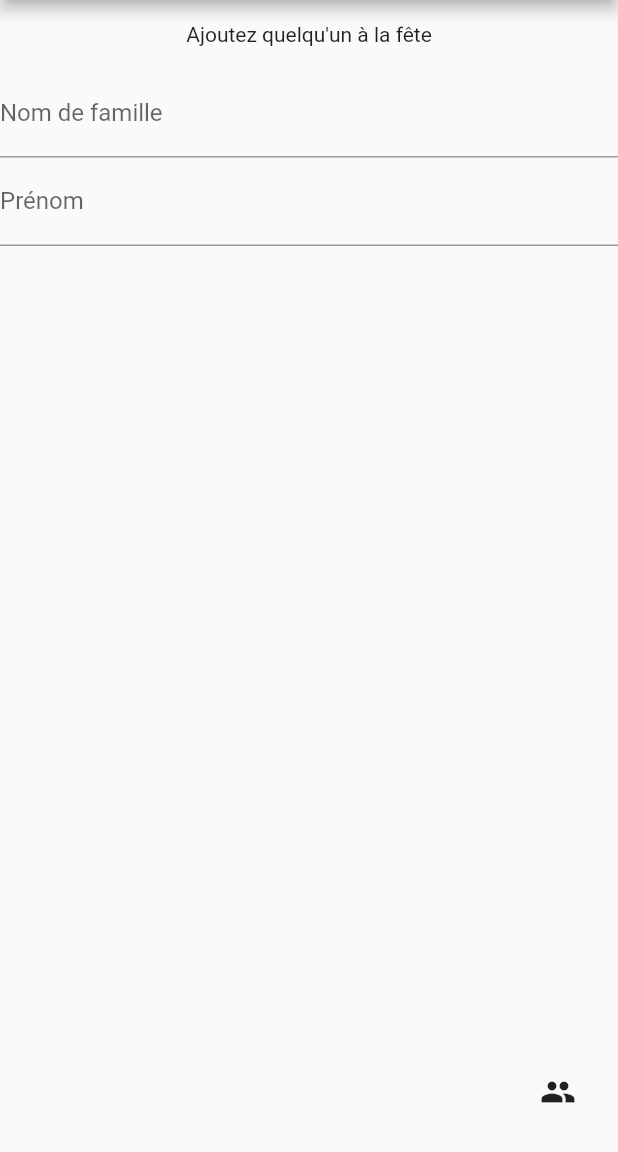
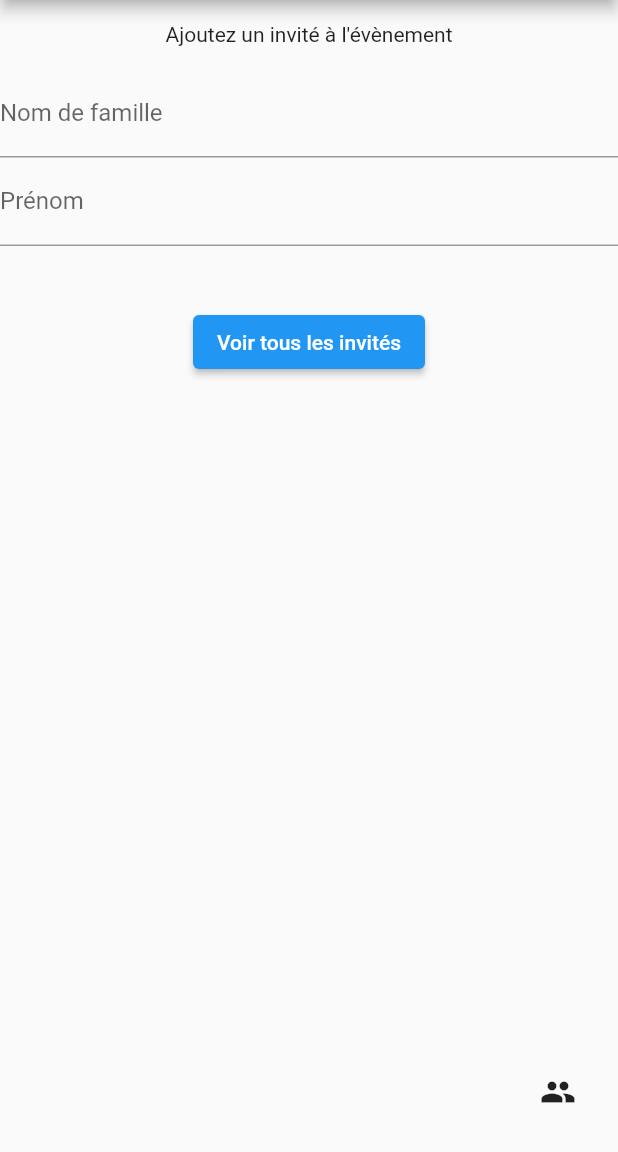
Before and after one commit to GodWindows/flutter_event, a Flutter app: the screen it shows after launch, after a tap on the "people" icon, on a phone screen of 412 x 824 dp, the part 84-1236 px from its top. Run offline on Flutter 3.47's test engine with Material 2 defaults, Android fonts, the phone set to English and light mode, and no system bars; network calls fail.

Commit message:
Ajout d'une seconde page

```diff
--- a/party/lib/globals.dart
+++ b/party/lib/globals.dart
@@ -1,12 +1,19 @@
 import 'package:flutter/cupertino.dart';
+import 'package:flutter/material.dart';
 
 Widget h_box(double h) {
   return SizedBox(
     height: h,
   );
 }
+
 Widget w_box(double w) {
   return SizedBox(
     width: w,
   );
 }
+
+var appbar1 = AppBar(
+  backgroundColor: Color.fromARGB(255, 175, 76, 162),
+  title: Text("Party App"),
+);
--- a/party/lib/main.dart
+++ b/party/lib/main.dart
@@ -1,6 +1,8 @@
 import 'package:flutter/material.dart';
 import 'package:http/http.dart' as http;
 import 'package:party/globals.dart' as global;
+import 'package:party/vues/ListInvites.dart';
+import 'package:party/vues/ajoutInvites.dart';
 
 void main() {
   runApp(const MyApp());
@@ -30,55 +32,8 @@ class MyHomePage extends StatefulWidget {
 }
 
 class _MyHomePageState extends State<MyHomePage> {
-  void getData() async {
-    var donnees = await http.post(Uri.parse("http://172.27.48.1/party/add.php"),
-        body: {
-          "fname": "${last_name_controller.text}",
-          "lname": "${name_controller.text}"
-        });
-    var json = donnees.body;
-    print(donnees.body);
-  }
-
-  TextEditingController name_controller = TextEditingController();
-  TextEditingController last_name_controller = TextEditingController();
   @override
   Widget build(BuildContext context) {
-    return MaterialApp(
-        title: "Party",
-        home: Scaffold(
-          floatingActionButton: IconButton(
-              onPressed: () {
-                getData();
-                name_controller.text = "";
-                last_name_controller.text = "";
-              },
-              icon: Icon(Icons.people)),
-          appBar: AppBar(
-            backgroundColor: Color.fromARGB(255, 175, 76, 162),
-            title: Text("Party App"),
-          ),
-          body: SingleChildScrollView(
-            child: Column(
-              mainAxisAlignment: MainAxisAlignment.spaceBetween,
-              children: [
-                global.h_box(15),
-                Center(
-                  child: Text("Ajoutez quelqu'un à la fête"),
-                ),
-                global.h_box(15),
-                TextFormField(
-                  decoration: InputDecoration(label: Text("Nom de famille")),
-                  controller: name_controller,
-                ),
-                global.w_box(15),
-                TextFormField(
-                  decoration: InputDecoration(label: Text("Prénom")),
-                  controller: last_name_controller,
-                )
-              ],
-            ),
-          ),
-        ));
+    return MaterialApp(title: "Party", home: AjoutInvites());
   }
 }
--- /dev/null
+++ b/party/lib/vues/ajoutInvites.dart
@@ -0,0 +1,71 @@
+import 'package:flutter/material.dart';
+import 'package:http/http.dart' as http;
+import 'package:party/globals.dart' as global;
+import 'package:party/vues/ListInvites.dart';
+
+
+  void sendData() async {
+    var donnees = await http
+        .post(Uri.parse("http://172.27.48.1/party/create.php"), body: {
+      "fname": "${last_name_controller.text}",
+      "lname": "${name_controller.text}"
+    });
+    var json = donnees.body;
+    print(donnees.body);
+  }
+
+
+  TextEditingController name_controller = TextEditingController();
+  TextEditingController last_name_controller = TextEditingController();
+  class AjoutInvites extends StatefulWidget {
+  const AjoutInvites({super.key});
+
+  @override
+  State<AjoutInvites> createState() => _AjoutInvitesState();
+}
+
+class _AjoutInvitesState extends State<AjoutInvites> {
+  @override
+  Widget build(BuildContext context) {
+    return Scaffold(
+          floatingActionButton: IconButton(
+              onPressed: () {
+                sendData();
+                name_controller.text = "";
+                last_name_controller.text = "";
+              },
+              icon: Icon(Icons.people)),
+          appBar: global.appbar1,
+          body: SingleChildScrollView(
+            child: Column(
+              mainAxisAlignment: MainAxisAlignment.spaceBetween,
+              children: [
+                global.h_box(15),
+                Center(
+                  child: Text("Ajoutez un invité à l'évènement"),
+                ),
+                global.h_box(15),
+                TextFormField(
+                  decoration: InputDecoration(label: Text("Nom de famille")),
+                  controller: name_controller,
+                ),
+                global.w_box(15),
+                TextFormField(
+                  decoration: InputDecoration(label: Text("Prénom")),
+                  controller: last_name_controller,
+                ),
+                global.h_box(40),
+                ElevatedButton(
+                    onPressed: () {
+                      Navigator.of(context).push(
+                          MaterialPageRoute(builder: (BuildContext context) {
+                        return const ListInvites();
+                      }));
+                    },
+                    child: Text("Voir tous les invités"))
+              ],
+            ),
+          ),
+        );
+  }
+}
```
Also changed, not shown: party/lib/vues/ListInvites.dart (added, +30 -0 lines).
